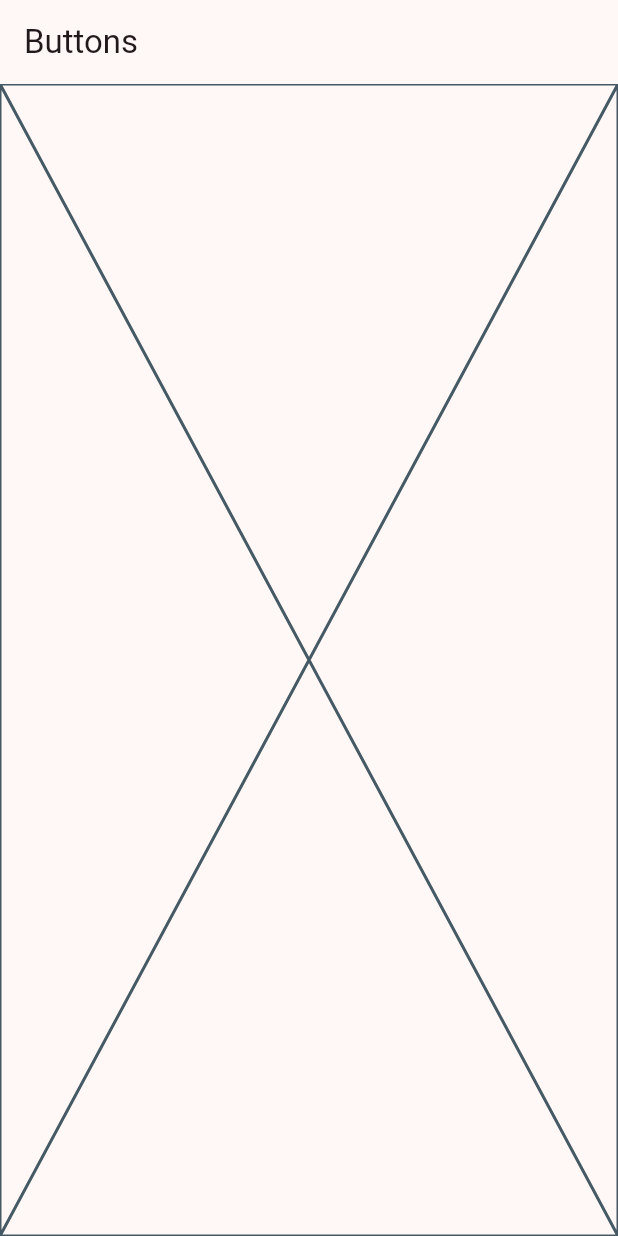
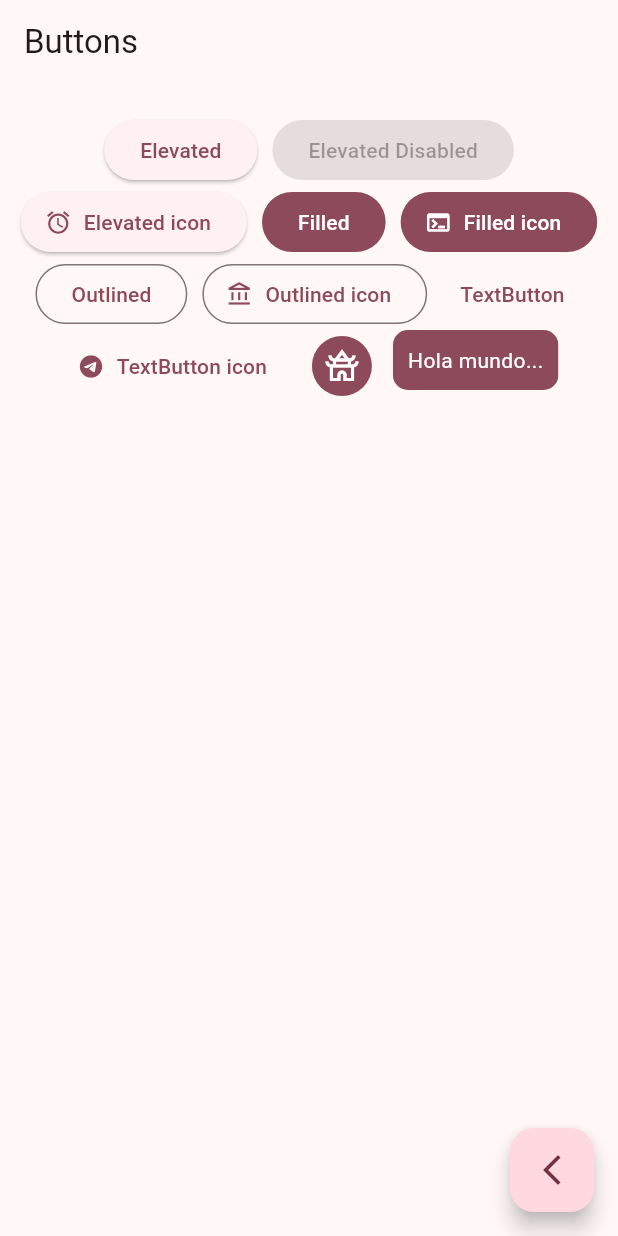
Before and after one commit to vicmazch/flutter-ui-elements, a Flutter app: the ButtonsScreen screen opened by its route, on a phone screen of 412 x 824 dp. Run offline on Flutter 3.47's test engine with Material 2 defaults, Android fonts, the phone set to English and light mode, and no system bars; our stand-ins replace go_router.

Commit message:
build sec buttons

```diff
--- a/lib/presentation/screens/buttons/buttons_screen.dart
+++ b/lib/presentation/screens/buttons/buttons_screen.dart
@@ -1,4 +1,5 @@
 import 'package:flutter/material.dart';
+import 'package:go_router/go_router.dart';
 
 class ButtonsScreen extends StatelessWidget {
   static const String name = 'buttons_screen';
@@ -11,7 +12,94 @@ class ButtonsScreen extends StatelessWidget {
       appBar: AppBar(
         title: const Text('Buttons'),
       ),
-      body: const Placeholder()
+      body: const _ButtonsView(),
+      floatingActionButton: FloatingActionButton(
+        onPressed: () => context.pop(),
+        child: const Icon( Icons.arrow_back_ios_new_outlined),
+      ),
     );
   }
 }
+
+class _ButtonsView extends StatelessWidget {
+  const _ButtonsView(
+    // {super.key,}
+  );
+
+  @override
+  Widget build(BuildContext context) {
+    final colors = Theme.of(context).colorScheme;
+
+    return SizedBox(
+      width: double.infinity,
+      child: Padding(
+        padding: const EdgeInsets.symmetric(horizontal: 10, vertical: 20),
+        child: Wrap(
+          spacing: 10,
+          // crossAxisAlignment: WrapCrossAlignment.center,
+          alignment: WrapAlignment.center,
+          children: [
+            ElevatedButton(onPressed: () => {}, child: const Text('Elevated')),
+            const ElevatedButton(onPressed: null, child: Text('Elevated Disabled')),
+            ElevatedButton.icon(
+              onPressed: () => {},
+              icon: const Icon(Icons.access_alarm_outlined),
+              label: const Text('Elevated icon'),
+            ),
+            FilledButton(onPressed: () => {}, child: const Text('Filled')),
+            FilledButton.icon(
+              onPressed: () => {},
+              label: const Text('Filled icon'),
+              icon: const Icon(Icons.terminal)
+            ),
+            OutlinedButton(onPressed: () => {}, child: const Text('Outlined')),
+            OutlinedButton.icon(
+              onPressed: () => {},
+              label: const Text('Outlined icon'),
+              icon: const Icon(Icons.account_balance_outlined)
+            ),
+            TextButton(onPressed: () => {}, child: const Text('TextButton')),
+            TextButton.icon(
+              onPressed: () => {},
+              label: const Text('TextButton icon'),
+              icon: const Icon(Icons.telegram)
+            ),
+            IconButton(
+              onPressed: () => {},
+              icon: const Icon( Icons.temple_buddhist_outlined,),
+              style: ButtonStyle(
+                backgroundColor: MaterialStatePropertyAll(colors.primary),
+                iconColor: const MaterialStatePropertyAll(Colors.white)
+              ),
+            ),
+            const CustomButton()
+          ],
+        ),
+      ),
+    );
+  }
+}
+
+class CustomButton extends StatelessWidget {
+  const CustomButton({super.key});
+
+  @override
+  Widget build(BuildContext context) {
+
+    final colors = Theme.of(context).colorScheme;
+
+    return ClipRRect(
+      borderRadius: BorderRadius.circular(10),
+      child: Material(
+        color: colors.primary,
+        child: InkWell(
+          onTap: () => {},
+          child: const Padding(
+            padding: EdgeInsets.all(10),
+            child: Text('Hola mundo...', style: TextStyle(color: Colors.white),),
+          ),
+        ),
+      ),
+    );
+  }
+}
```
